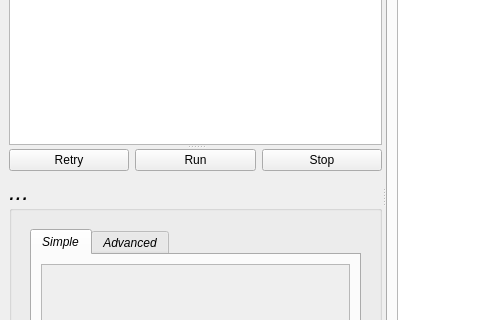
First picture: the form in src/client/client.ui, repository ccp4/DUI2, before the edit; both pictures show x 0 to 480 and y 93 to 413 of the 800 by 600 pixel window.
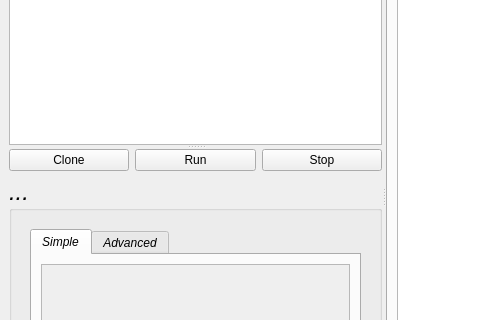
Second picture: the form after the edit. The open tabs and pages were chosen to show the change.

Patch:
```diff
--- a/src/client/client.ui
+++ b/src/client/client.ui
@@ -32,7 +32,7 @@
            <item>
             <widget class="QPushButton" name="RetryButton">
              <property name="text">
-              <string>Retry</string>
+              <string>Clone</string>
              </property>
             </widget>
            </item>
```
Left out of the diff: 14 changed lines with no effect on the pictures.
